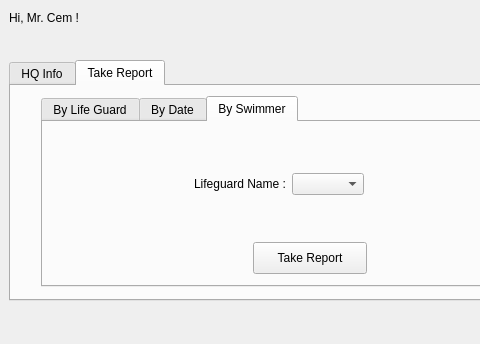
Old version of the form Qt/mainwindow.ui in the repository dogukanguran/FLEYE; both pictures show x 251 to 731 and y 0 to 344 of the 873 by 618 pixel window.
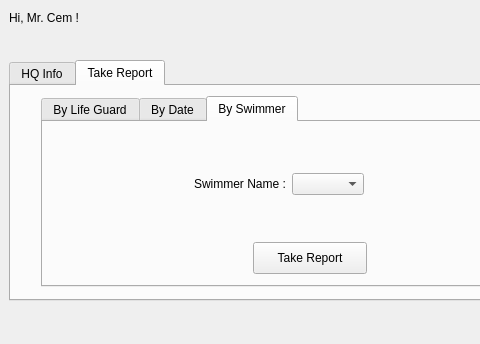
New version of the form.

Diff of the .ui file:
```diff
--- a/Qt/mainwindow.ui
+++ b/Qt/mainwindow.ui
@@ -212,7 +212,7 @@
          <item row="0" column="0">
           <widget class="QLabel" name="SwimmerNameText">
            <property name="text">
-            <string>Lifeguard Name :</string>
+            <string>Swimmer Name :</string>
            </property>
           </widget>
          </item>
```
